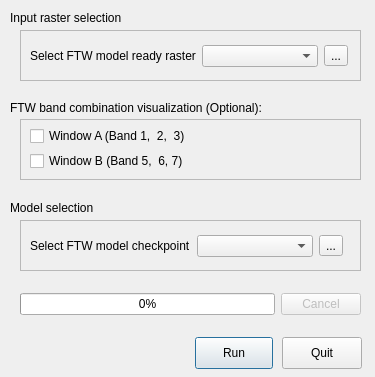
This is ftw_plugin/ftw_plugin_dialog_base.ui in fieldsoftheworld/ftw-qgis-plugin as Qt 5 draws it before an edit. The edited form follows.
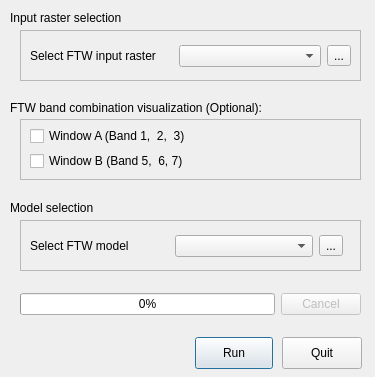
This is the edited form.

Commit message: win a and b visualization

```diff
--- a/ftw_plugin/ftw_plugin_dialog_base.ui
+++ b/ftw_plugin/ftw_plugin_dialog_base.ui
@@ -91,12 +91,12 @@
    <property name="frameShadow">
     <enum>QFrame::Raised</enum>
    </property>
-   <widget class="QWidget" name="">
+   <widget class="QWidget" name="layoutWidget">
     <property name="geometry">
      <rect>
       <x>10</x>
       <y>10</y>
-      <width>318</width>
+      <width>321</width>
       <height>32</height>
      </rect>
     </property>
@@ -104,7 +104,7 @@
      <item>
       <widget class="QLabel" name="label">
        <property name="text">
-        <string>Select FTW model ready raster</string>
+        <string>Select FTW input raster</string>
        </property>
       </widget>
      </item>
@@ -204,7 +204,7 @@
      <item>
       <widget class="QLabel" name="label_2">
        <property name="text">
-        <string>Select FTW model checkpoint</string>
+        <string>Select FTW model </string>
        </property>
       </widget>
      </item>
```
Left out of the diff: 1 changed line with no effect on the pictures. The commit also changes 1 other file.
